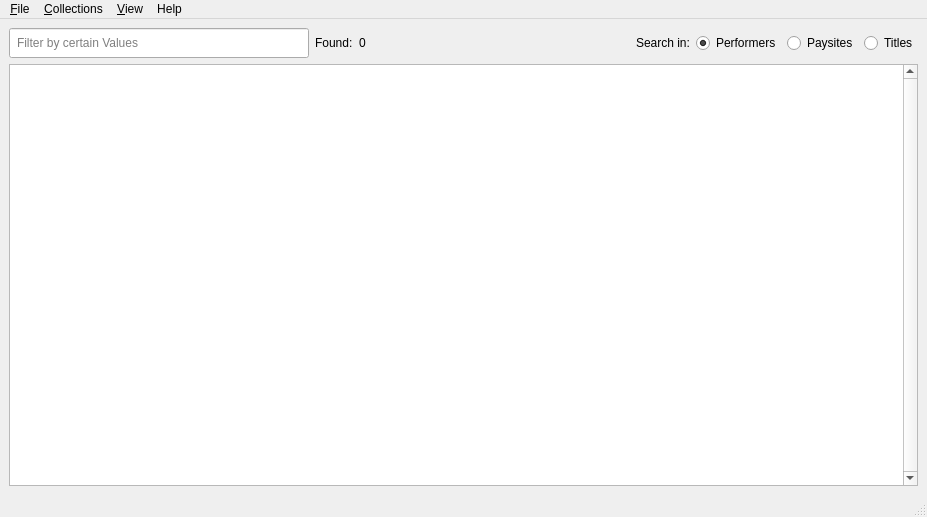
Old version of the form src/sxtools/ui/mainwindow.ui in the repository nschepsen/sxtools-manager.
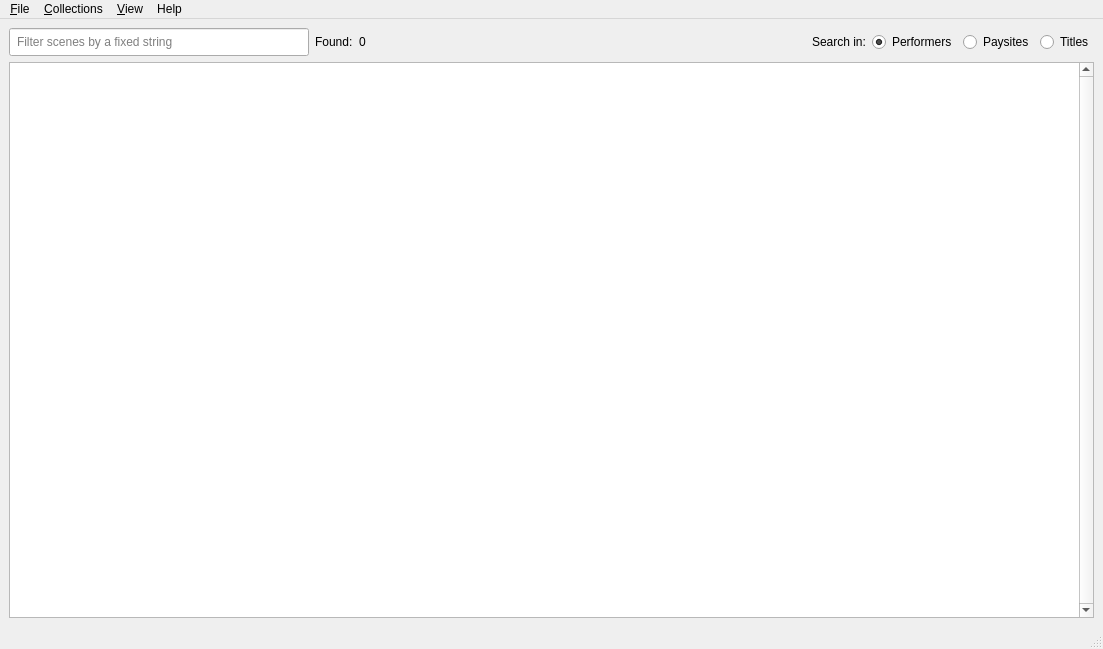
New version of the form. Icons and pictures are not drawn.

Patch:
```diff
--- a/src/sxtools/ui/mainwindow.ui
+++ b/src/sxtools/ui/mainwindow.ui
@@ -6,8 +6,8 @@
    <rect>
     <x>0</x>
     <y>0</y>
-    <width>927</width>
-    <height>517</height>
+    <width>1103</width>
+    <height>649</height>
    </rect>
   </property>
   <property name="font">
@@ -31,7 +31,7 @@
         <property name="minimumSize">
          <size>
           <width>300</width>
-          <height>30</height>
+          <height>0</height>
          </size>
         </property>
         <property name="maximumSize">
@@ -44,13 +44,13 @@
          <string/>
         </property>
         <property name="styleSheet">
-         <string notr="true">padding-left: 5px;</string>
+         <string notr="true">padding: 5px;</string>
         </property>
         <property name="alignment">
          <set>Qt::AlignLeading|Qt::AlignLeft|Qt::AlignVCenter</set>
         </property>
         <property name="placeholderText">
-         <string>Filter by certain Values</string>
+         <string>Filter scenes by a fixed string</string>
         </property>
         <property name="clearButtonEnabled">
          <bool>true</bool>
@@ -188,7 +188,7 @@
     <rect>
      <x>0</x>
      <y>0</y>
-     <width>927</width>
+     <width>1103</width>
      <height>19</height>
     </rect>
    </property>
```
Left out of the diff: 29 changed lines with no effect on the pictures.
